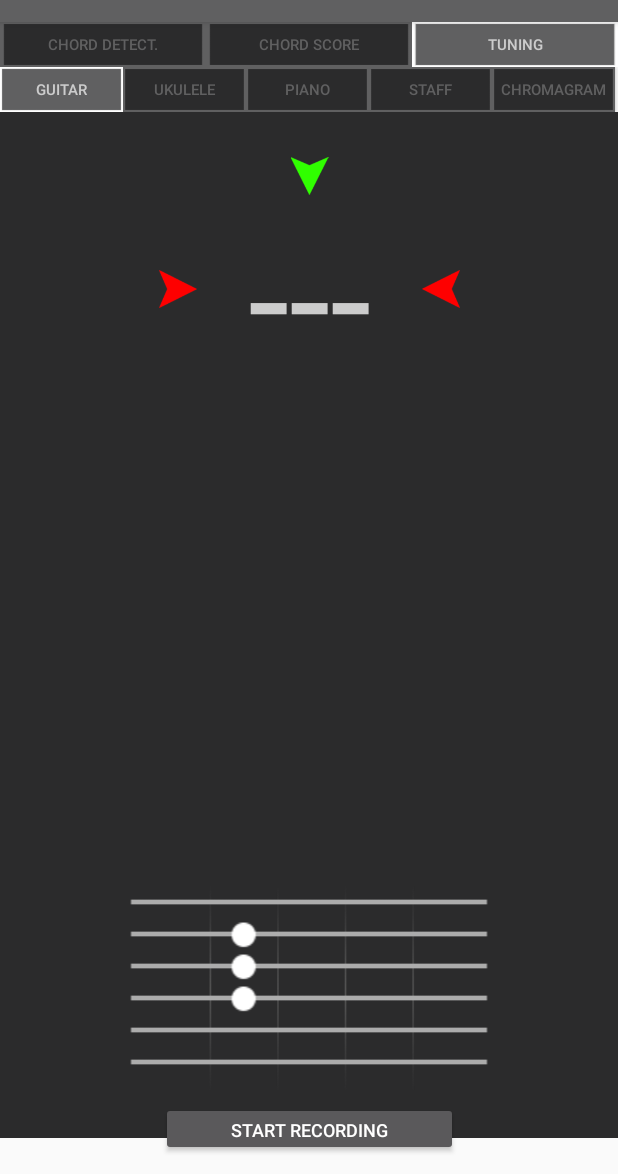
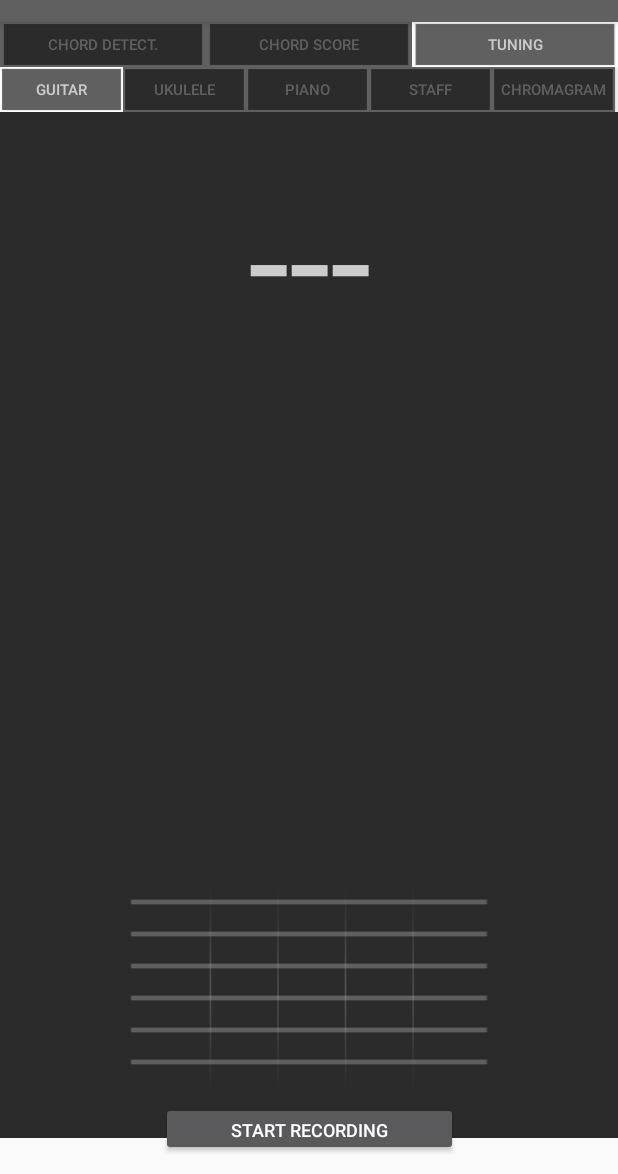
Before and after one commit to Minichain/EversongApp, an Android app: the screen it shows after launch (EversongActivity), after a tap on "GUITAR", on a phone screen of 412 x 824 dp, the part 62-1236 px from its top. Run offline under Robolectric (Android 15) with nearby library versions, the phone set to English and light mode, and no system bars; 3 statements that could not run were skipped; 3 other taps on this screen came first.

Commit message:
- "Tuning" functionality improvements. - Alpha views changed

```diff
--- a/app/src/main/java/com/upf/minichain/eversongapp/EversongActivity.java
+++ b/app/src/main/java/com/upf/minichain/eversongapp/EversongActivity.java
@@ -293,6 +293,97 @@ public class EversongActivity extends AppCompatActivity {
         }
 
         if (Parameters.getInstance().isDebugMode()) {
+            updateDebugModeViews();
+        }
+
+        switch (Parameters.getInstance().getFunctionalitySelected()) {
+            case CHORD_DETECTION:
+                updateChordDetectionViews();
+                break;
+            case CHORD_SCORE:
+                break;
+            case TUNING:
+                updateTuningViews();
+                break;
+        }
+    }
+
+    private void updateChordDetectionViews() {
+        float alpha = ((float)mostProbableChord[2] / 100f) > 0.5 ? ((float)mostProbableChord[2] / 100f) : 0.5f;
+        if (mostProbableChord[0] != -1 && mostProbableChord[1] != -1) {
+            if (mostProbableChordNoteText.getVisibility() == View.VISIBLE) {
+                mostProbableChordNoteText.setText(NotesEnum.fromInteger(mostProbableChord[0]).toString());
+                mostProbableChordNoteText.setAlpha(alpha);
+            }
+            if (mostProbableChordTypeText.getVisibility() == View.VISIBLE) {
+                mostProbableChordTypeText.setText(ChordTypeEnum.fromInteger(mostProbableChord[1]).toString());
+                mostProbableChordTypeText.setAlpha(alpha);
+            }
+        }
+        switch(Parameters.getInstance().getChartTabSelected()) {
+            case GUITAR_TAB:
+                GuitarChordChart.setChordChart(this, NotesEnum.fromInteger(mostProbableChord[0]), ChordTypeEnum.fromInteger(mostProbableChord[1]), alpha);
+                break;
+            case UKULELE_TAB:
+                UkuleleChordChart.setChordChart(this, NotesEnum.fromInteger(mostProbableChord[0]), ChordTypeEnum.fromInteger(mostProbableChord[1]), alpha);
+                break;
+            case PIANO_TAB:
+                //TODO
+                break;
+            case STAFF_TAB:
+                StaffChordChart.setChordChart(this, NotesEnum.fromInteger(mostProbableChord[0]), ChordTypeEnum.fromInteger(mostProbableChord[1]), alpha);
+                break;
+            case CHROMAGRAM:
+                break;
+        }
+    }
+
+    private void updateChordScoreViews() {
+        //TODO
+    }
+
+    private void updateTuningViews() {
+        if (pitchDetected != -1) {
+            float[] tempPitch = AudioStack.getNoteByFrequencyAndError((double)pitchDetected, Parameters.BANDPASS_FILTER_LOW_FREQ, Parameters.BANDPASS_FILTER_HIGH_FREQ);
+            pitchNote = NotesEnum.fromInteger((int)tempPitch[0]);
+            pitchNoteError = tempPitch[1];
+            tuningPitchNoteTopArrow.setAlpha(1f - Math.abs(pitchNoteError));
+            if (pitchNoteError < 0) {
+                tuningPitchNoteRightArrow.setAlpha(Math.abs(pitchNoteError));
+                tuningPitchNoteLeftArrow.setAlpha(0f);
+            } else {
+                tuningPitchNoteLeftArrow.setAlpha(pitchNoteError);
+                tuningPitchNoteRightArrow.setAlpha(0f);
+            }
+        } else {
+            pitchNote = NotesEnum.NO_NOTE;
+            tuningPitchNoteTopArrow.setAlpha(0f);
+            tuningPitchNoteLeftArrow.setAlpha(0f);
+            tuningPitchNoteRightArrow.setAlpha(0f);
+            pitchNoteError = 0;
+        }
+        if (tuningPitchNote.getVisibility() == View.VISIBLE) {
+            tuningPitchNote.setText(pitchNote.toString());
+        }
+        switch(Parameters.getInstance().getChartTabSelected()) {
+            case GUITAR_TAB:
+                GuitarChordChart.setTuningChordChart(this, pitchNote, pitchDetected);
+                break;
+            case UKULELE_TAB:
+                UkuleleChordChart.setTuningChordChart(this, pitchNote, pitchDetected);
+                break;
+            case PIANO_TAB:
+                //TODO
+                break;
+            case STAFF_TAB:
+                StaffChordChart.setTuningChordChart(this, pitchNote, pitchDetected);
+                break;
+            case CHROMAGRAM:
+                break;
+        }
+    }
+
+    private void updateDebugModeViews() {
         if (pitchDetected != -1) {
             pitchNote = AudioStack.getNoteByFrequency((double)pitchDetected);
             StringBuilder stringBuilder = new StringBuilder();
@@ -323,62 +414,6 @@ public class EversongActivity extends AppCompatActivity {
             }
         } else {
             musicPlayingDetectorText.setVisibility(View.GONE);
-            }
-        }
-
-        switch (Parameters.getInstance().getFunctionalitySelected()) {
-            case CHORD_DETECTION:
-                if (mostProbableChord[0] != -1 && mostProbableChord[1] != -1) {
-                    if (mostProbableChordNoteText.getVisibility() == View.VISIBLE) {
-                        mostProbableChordNoteText.setText(NotesEnum.fromInteger(mostProbableChord[0]).toString());
-                        mostProbableChordNoteText.setAlpha((float)mostProbableChord[2] / 100f);
-                    }
-                    if (mostProbableChordTypeText.getVisibility() == View.VISIBLE) {
-                        mostProbableChordTypeText.setText(ChordTypeEnum.fromInteger(mostProbableChord[1]).toString());
-                        mostProbableChordTypeText.setAlpha((float)mostProbableChord[2] / 100f);
-                    }
-                }
-                break;
-            case CHORD_SCORE:
-                break;
-            case TUNING:
-                if (pitchDetected != -1) {
-                    float[] tempPitch = AudioStack.getNoteByFrequencyAndError((double)pitchDetected, Parameters.BANDPASS_FILTER_LOW_FREQ, Parameters.BANDPASS_FILTER_HIGH_FREQ);
-                    pitchNote = NotesEnum.fromInteger((int)tempPitch[0]);
-                    pitchNoteError = tempPitch[1];
-                    tuningPitchNoteTopArrow.setAlpha(1f - Math.abs(pitchNoteError));
-                    if (pitchNoteError < 0) {
-                        tuningPitchNoteRightArrow.setAlpha(Math.abs(pitchNoteError));
-                        tuningPitchNoteLeftArrow.setAlpha(0f);
-                    } else {
-                        tuningPitchNoteLeftArrow.setAlpha(pitchNoteError);
-                        tuningPitchNoteRightArrow.setAlpha(0f);
-                    }
-                } else {
-                    pitchNote = NotesEnum.NO_NOTE;
-                    pitchNoteError = 0;
-                }
-                if (tuningPitchNote.getVisibility() == View.VISIBLE) {
-                    tuningPitchNote.setText(pitchNote.toString());
-                }
-                break;
-        }
-
-        switch(Parameters.getInstance().getChartTabSelected()) {
-            case GUITAR_TAB:
-                GuitarChordChart.setChordChart(this, NotesEnum.fromInteger(mostProbableChord[0]), ChordTypeEnum.fromInteger(mostProbableChord[1]), (float)mostProbableChord[2] / 100f /*Percentage*/);
-                break;
-            case UKULELE_TAB:
-                UkuleleChordChart.setChordChart(this, NotesEnum.fromInteger(mostProbableChord[0]), ChordTypeEnum.fromInteger(mostProbableChord[1]), (float)mostProbableChord[2] / 100f /*Percentage*/);
-                break;
-            case PIANO_TAB:
-                //TODO
-                break;
-            case STAFF_TAB:
-                StaffChordChart.setChordChart(this, NotesEnum.fromInteger(mostProbableChord[0]), ChordTypeEnum.fromInteger(mostProbableChord[1]), (float)mostProbableChord[2] / 100f /*Percentage*/);
-                break;
-            case CHROMAGRAM:
-                break;
         }
     }
 
--- a/app/src/main/java/com/upf/minichain/eversongapp/EversongService.java
+++ b/app/src/main/java/com/upf/minichain/eversongapp/EversongService.java
@@ -199,7 +199,9 @@ public class EversongService extends Service {
                 pitchDetected = pitchDetectedThread;
                 pitchProbability = pitchProbabilityThread;
                 pitchDetectedBuffer[pitchBufferIterator % Parameters.getInstance().getPitchBufferSize()] = pitchDetected;
-                pitchDetected = Utils.getAverage(pitchDetectedBuffer, Parameters.getInstance().getPitchBufferSize());
+                if (Parameters.getInstance().getFunctionalitySelected() == EversongFunctionalities.CHORD_DETECTION) {
+                    pitchDetected = Utils.getAverage(pitchDetectedBuffer, Parameters.getInstance().getPitchBufferSize());
+                }
                 float stdDeviation = Utils.getStandardDeviation(pitchDetectedBuffer, Parameters.getInstance().getPitchBufferSize());
                 if (stdDeviation > 100) {
                     pitchDetected = -1;
--- a/app/src/main/java/com/upf/minichain/eversongapp/chordChart/GuitarChordChart.java
+++ b/app/src/main/java/com/upf/minichain/eversongapp/chordChart/GuitarChordChart.java
@@ -54,6 +54,25 @@ public class GuitarChordChart extends ChordChart {
         fretView.setVisibility(View.VISIBLE);
     }
 
+    public static void setTuningChordChart(Context ctx, NotesEnum pitchNote, float pitchFreq) {
+        ImageView stringView;
+        int stringViewId;
+        int stringImageId;
+        LinearLayout chordChartLayout = ((Activity)ctx).findViewById(R.id.guitar_chord_chart_layout);
+        chordChartLayout.setVisibility(View.VISIBLE);
+        for (int i = 1; i <= numberOfStrings; i++) {
+            stringViewId = ctx.getResources().getIdentifier("guitar_chord_string_0" + i, "id", ctx.getPackageName());
+            stringView = ((Activity)ctx).findViewById(stringViewId);
+            stringImageId = ctx.getResources().getIdentifier("guitar_chord_string_00", "drawable", ctx.getPackageName());
+            stringView.setImageResource(stringImageId);
+            if (guitarTuning[numberOfStrings - i] == pitchNote) {
+                stringView.setAlpha(1f);
+            } else {
+                stringView.setAlpha(0.4f);
+            }
+        }
+    }
+
     public static void hideChordChart(Context ctx) {
         LinearLayout chordChartLayout = ((Activity)ctx).findViewById(R.id.guitar_chord_chart_layout);
         chordChartLayout.setVisibility(View.GONE);
--- a/app/src/main/java/com/upf/minichain/eversongapp/chordChart/StaffChordChart.java
+++ b/app/src/main/java/com/upf/minichain/eversongapp/chordChart/StaffChordChart.java
@@ -46,6 +46,7 @@ public class StaffChordChart extends ChordChart {
                 } else {
                     staffNoteView.setImageResource(R.drawable.staff_chord_chart_note_1);
                 }
+                staffNoteView.setAlpha(alpha);
 
                 staffSharpView = ((Activity)ctx).findViewById(ctx.getResources().getIdentifier("staff_chord_chart_sharp_" + notesPainted, "id", ctx.getPackageName()));
                 if (chordChart[i] == 1) {           //Not sharp note
@@ -53,6 +54,7 @@ public class StaffChordChart extends ChordChart {
                 } else if (chordChart[i] == 2) {    //Sharp note
                     staffSharpView.setVisibility(View.VISIBLE);
                 }
+                staffSharpView.setAlpha(alpha);
 
                 ConstraintLayout.LayoutParams params = (ConstraintLayout.LayoutParams) staffNoteLayoutView.getLayoutParams();
 
@@ -130,6 +132,10 @@ public class StaffChordChart extends ChordChart {
         return chordTab;
     }
 
+    public static void setTuningChordChart(Context ctx, NotesEnum pitchNote, float pitchFreq) {
+
+    }
+
     /**
      * Depending on the "clef" the first note of the staff changes.
      * */
--- a/app/src/main/res/layout/tuning_pitch_note.xml
+++ b/app/src/main/res/layout/tuning_pitch_note.xml
@@ -30,6 +30,7 @@
             android:foregroundGravity="center_horizontal"
             android:gravity="center_horizontal"
             android:src="@drawable/top_green_arrow"
+            android:visibility="gone"
             app:layout_constraintLeft_toRightOf="@+id/tuning_pitch_note_top_arrow_padding" />
 
         <ImageView
@@ -39,6 +40,7 @@
             android:foregroundGravity="center_horizontal"
             android:gravity="center_vertical"
             android:src="@drawable/left_red_arrow"
+            android:visibility="gone"
             app:layout_constraintTop_toBottomOf="@+id/tuning_pitch_note_top_arrow" />
 
         <TextView
@@ -58,6 +60,7 @@
             android:foregroundGravity="center_horizontal"
             android:gravity="center_vertical"
             android:src="@drawable/right_red_arrow"
+            android:visibility="gone"
             app:layout_constraintLeft_toRightOf="@+id/tuning_pitch_note"
             app:layout_constraintTop_toBottomOf="@+id/tuning_pitch_note_top_arrow" />
     </android.support.constraint.ConstraintLayout>
```
Also changed, not shown: app/src/main/java/com/upf/minichain/eversongapp/chordChart/UkuleleChordChart.java (+22 -2 lines). Lines whose indentation alone changed are shown as unchanged.
